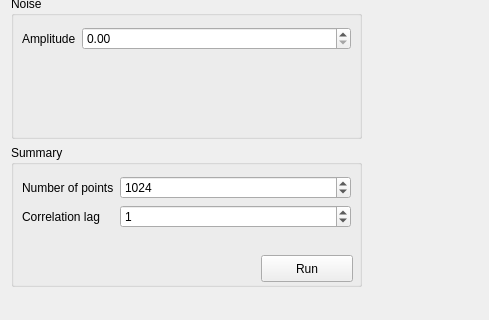
Old version of the form mainwindow.ui in the repository victorcrimea/autocorrelation_stand; both pictures show x 0 to 489 and y 199 to 519 of the 729 by 519 pixel window.
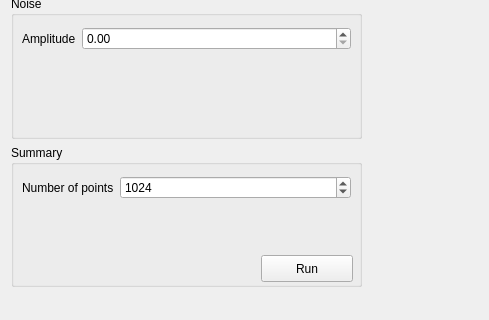
New version of the form. Custom widgets are drawn as their Qt base class.

Patch:
```diff
--- a/mainwindow.ui
+++ b/mainwindow.ui
@@ -170,23 +170,6 @@
             </property>
            </widget>
           </item>
-          <item row="1" column="0">
-           <widget class="QLabel" name="label_5">
-            <property name="text">
-             <string>Correlation lag</string>
-            </property>
-           </widget>
-          </item>
-          <item row="1" column="1">
-           <widget class="QSpinBox" name="spinBox">
-            <property name="maximum">
-             <number>1024</number>
-            </property>
-            <property name="value">
-             <number>1</number>
-            </property>
-           </widget>
-          </item>
          </layout>
         </widget>
        </widget>
```
Left out of the diff: 8 changed lines with no effect on the pictures.
